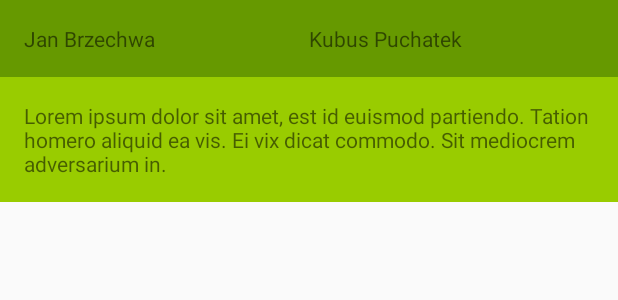
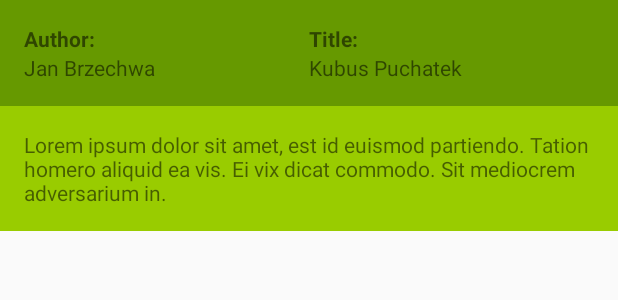
Before and after one commit to wszeborowskimateusz/BookApp, an Android app: the layout book_item.xml on its own in the app's theme, with its tools: preview values and no code run, on a phone screen of 412 x 824 dp. Shown: the top 300 px of the screen. Run offline under Robolectric (Android 15) with nearby library versions, the phone set to English and light mode, and no system bars.

Commit message:
Rearange book_item layout

```diff
--- a/app/src/main/res/layout/book_item.xml
+++ b/app/src/main/res/layout/book_item.xml
@@ -2,33 +2,61 @@
 <LinearLayout xmlns:android="http://schemas.android.com/apk/res/android"
     xmlns:tools="http://schemas.android.com/tools"
     android:id="@+id/book_layout"
-    android:orientation="vertical" android:layout_width="match_parent"
-    android:layout_height="match_parent">
+    android:layout_width="match_parent"
+    android:layout_height="match_parent"
+    android:orientation="vertical">
 
     <LinearLayout
         android:layout_width="match_parent"
         android:layout_height="wrap_content"
         android:background="@android:color/holo_green_dark"
         android:padding="16dp">
-        <TextView
-            android:id="@+id/author"
+
+        <LinearLayout
             android:layout_width="0dp"
+            android:layout_height="wrap_content"
             android:layout_weight="1"
+            android:orientation="vertical">
+
+            <TextView
+                android:layout_width="wrap_content"
+                android:layout_height="wrap_content"
+                android:text="@string/author"
+                android:textStyle="bold" />
+
+            <TextView
+                android:id="@+id/author"
+                android:layout_width="wrap_content"
+                android:layout_height="wrap_content"
+                tools:text="Jan Brzechwa" />
+        </LinearLayout>
+
+        <LinearLayout
+            android:layout_width="0dp"
             android:layout_height="wrap_content"
-            tools:text="Jan Brzechwa"/>
-        <TextView
-            android:id="@+id/title"
-            android:layout_width="0dp"
             android:layout_weight="1"
-            android:layout_height="wrap_content"
-            tools:text="Kubus Puchatek"/>
+            android:orientation="vertical">
+
+            <TextView
+                android:layout_width="wrap_content"
+                android:layout_height="wrap_content"
+                android:text="@string/title"
+                android:textStyle="bold" />
+
+            <TextView
+                android:id="@+id/title"
+                android:layout_width="wrap_content"
+                android:layout_height="wrap_content"
+                tools:text="Kubus Puchatek" />
+        </LinearLayout>
     </LinearLayout>
+
     <TextView
-        android:background="@android:color/holo_green_light"
         android:id="@+id/description"
-        android:padding="16dp"
         android:layout_width="wrap_content"
         android:layout_height="wrap_content"
-        tools:text="Lorem ipsum dolor sit amet, est id euismod partiendo. Tation homero aliquid ea vis. Ei vix dicat commodo. Sit mediocrem adversarium in."/>
+        android:background="@android:color/holo_green_light"
+        android:padding="16dp"
+        tools:text="Lorem ipsum dolor sit amet, est id euismod partiendo. Tation homero aliquid ea vis. Ei vix dicat commodo. Sit mediocrem adversarium in." />
 
 </LinearLayout>
--- a/app/src/main/res/values/strings.xml
+++ b/app/src/main/res/values/strings.xml
@@ -1,3 +1,5 @@
 <resources>
     <string name="app_name">BookApp</string>
+    <string name="author">Author:</string>
+    <string name="title">Title:</string>
 </resources>
```
